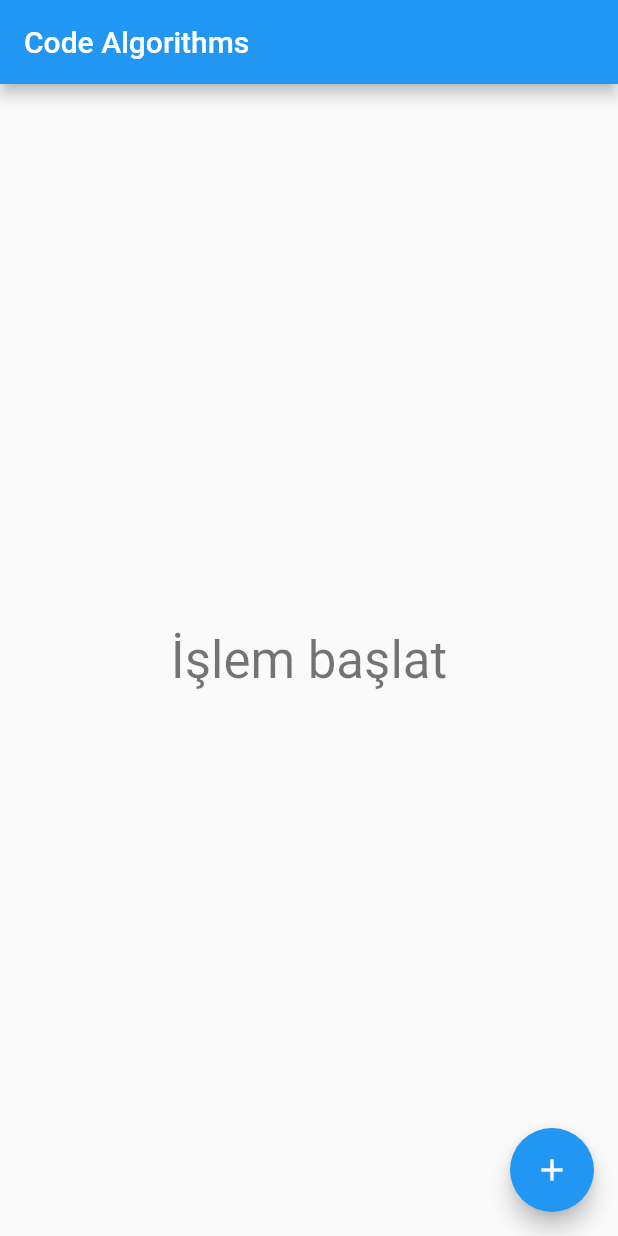
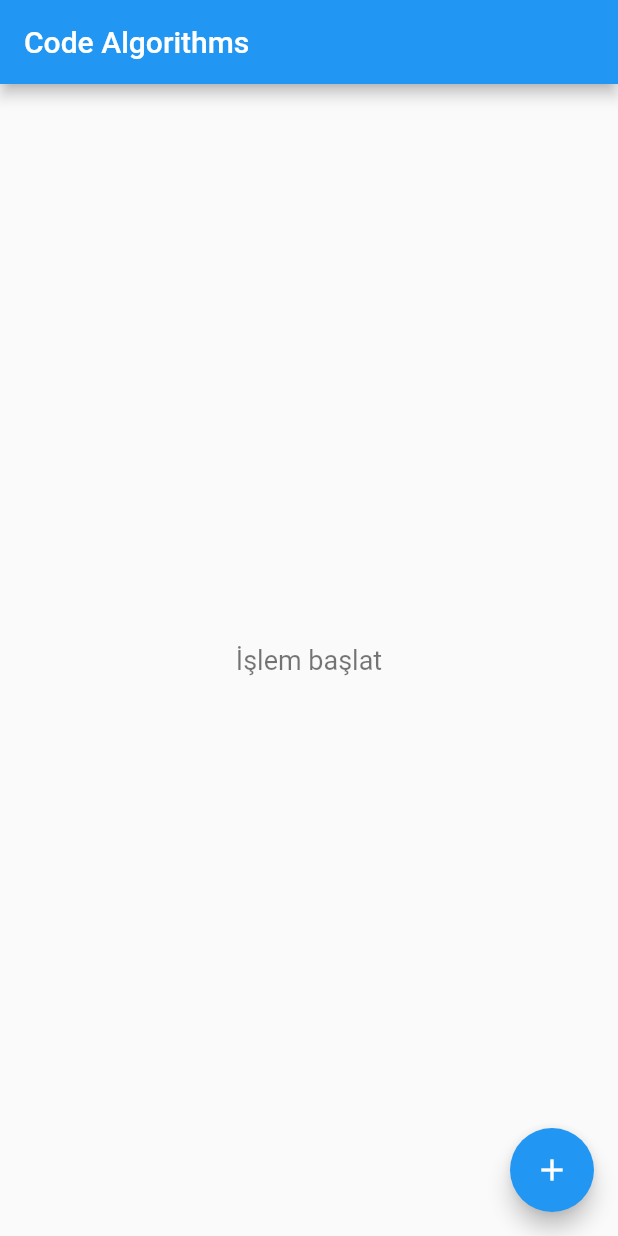
Before and after one commit to turanulupinar/dart_code_algorithm, a Flutter app: the screen it shows after launch, on a phone screen of 412 x 824 dp. Run offline on Flutter 3.47's test engine with Material 2 defaults, Android fonts, the phone set to English and light mode, and no system bars.

```diff
--- a/lib/dart_examples/islowercase.dart
+++ b/lib/dart_examples/islowercase.dart
@@ -3,3 +3,7 @@
 bool isLowerCase(String str) {
   return str == str.toLowerCase();
 }
+
+bool isUpperCase(String str) {
+  return str == str.toUpperCase();
+}
--- /dev/null
+++ b/lib/dart_examples/map_list.dart
@@ -0,0 +1,6 @@
+Map<dynamic, R> mapList<T, R>(Iterable<T> itr, R Function(T) fn,
+    {String keyName = ""}) {
+  // ignore: prefer_for_elements_to_map_fromiterable
+  return Map.fromIterable(itr,
+      key: (key) => "$keyName$key", value: (val) => fn(val));
+}
--- /dev/null
+++ b/lib/dart_examples/mask.dart
@@ -0,0 +1,5 @@
+// Bir string ifadeyi maskeleyen program. 555...36=> ****36 nolu telefon gibi değerler veren program
+
+String mask(String str, {int num = 4, String maskChar = "*"}) {
+  return str.substring(str.length - num).padLeft(str.length, maskChar);
+}
--- /dev/null
+++ b/lib/dart_examples/none.dart
@@ -0,0 +1,5 @@
+// listede geçmeyen elemanları bulan program
+
+bool none<T>(Iterable<T> itr, bool Function(T) fn) {
+  return itr.any(fn);
+}
--- /dev/null
+++ b/lib/dart_examples/radsToDegrees.dart
@@ -0,0 +1,6 @@
+import 'dart:math' as math;
+// radyan ifade PI/2 = 90 derece. Bir radyan 6.xxxtir
+
+num radsToDegrees(num rad) {
+  return (rad * 180.0) / math.pi;
+}
--- a/lib/main.dart
+++ b/lib/main.dart
@@ -14,6 +14,15 @@ import 'package:dart_code_algorithms/dart_examples/intersection.dart';
 import 'package:dart_code_algorithms/dart_examples/is_anagram.dart';
 import 'package:dart_code_algorithms/dart_examples/is_include_any.dart';
 import 'package:dart_code_algorithms/dart_examples/list_head.dart';
+import 'package:dart_code_algorithms/dart_examples/map_list.dart';
+import 'package:dart_code_algorithms/dart_examples/map_string.dart';
+import 'package:dart_code_algorithms/dart_examples/max.dart';
+import 'package:dart_code_algorithms/dart_examples/most_frequent.dart';
+import 'package:dart_code_algorithms/dart_examples/none.dart';
+import 'package:dart_code_algorithms/dart_examples/radsToDegrees.dart';
+import 'package:dart_code_algorithms/dart_examples/random_double_in_range.dart';
+import 'package:dart_code_algorithms/dart_examples/random_int_in_range.dart';
+import 'package:dart_code_algorithms/dart_examples/reversed_string.dart';
 import 'package:dart_code_algorithms/dart_examples/tc_verify.dart';
 import 'package:flutter/material.dart';
 
@@ -22,7 +31,11 @@ import 'dart_examples/drop_item.dart';
 import 'dart_examples/filter_unique_item.dart';
 import 'dart_examples/flatten.dart';
 import 'dart_examples/group_by.dart';
-import 'dart_examples/isIncludeAll.dart';
+import 'dart_examples/is_include_all.dart';
+import 'dart_examples/last.dart';
+import 'dart_examples/mask.dart';
+import 'dart_examples/random_listint_in_range.dart';
+import 'dart_examples/sample_item_from_list.dart';
 
 void main() {
   runApp(const MyApp());
@@ -76,9 +89,16 @@ class _MyHomePageState extends State<MyHomePage> {
           children: <Widget>[
             TextButton(
                 onPressed: onPressed,
-                child: Text(
-                  (result ?? "İşlem başlat").toString(),
-                  style: Theme.of(context).textTheme.headlineMedium,
+                child: Padding(
+                  padding: const EdgeInsets.all(8.0),
+                  child: Text(
+                    (result ?? "İşlem başlat").toString(),
+                    textAlign: TextAlign.center,
+                    style: Theme.of(context)
+                        .textTheme
+                        .headlineMedium
+                        ?.copyWith(fontSize: 18),
+                  ),
                 )),
           ],
         ),
@@ -92,10 +112,10 @@ class _MyHomePageState extends State<MyHomePage> {
 
   onPressed() {
     List<String> list = ["Elma", "Armut", "Çilek", "Avakado", "Muz"];
-    List<int> numbers = [1, 2, 3, 5, 6, 7, 5];
+    List<String> letter = ["a", "b", "c", "a", "b", "a"];
+    String date = "2023/11/18";
+    result = sample(letter).toString();
 
-    String name = "cinema";
-    result = isAnagram(name, "iceman").toString();
     setState(() {});
   }
 }
```
Also changed, not shown: lib/dart_examples/last.dart (added, +15 -0 lines), lib/dart_examples/map_string.dart (added, +20 -0 lines), lib/dart_examples/max.dart (added, +15 -0 lines), lib/dart_examples/most_frequent.dart (added, +8 -0 lines), lib/dart_examples/random_double_in_range.dart (added, +7 -0 lines), lib/dart_examples/random_int_in_range.dart (added, +7 -0 lines), lib/dart_examples/random_listint_in_range.dart (added, +9 -0 lines), lib/dart_examples/reversed_string.dart (added, +9 -0 lines), lib/dart_examples/sample_item_from_list.dart (added, +7 -0 lines), lib/dart_examples/is_include_all.dart (renamed from lib/dart_examples/isIncludeAll.dart).
